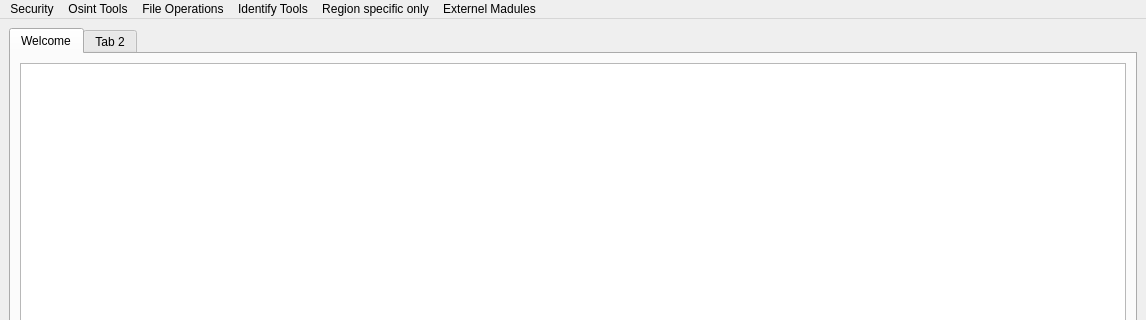
MehmetYukselSekeroglu/TheHive, file raw_ui_files/TheHive_mainWindow.ui: the form before one commit; both pictures show x 0 to 1146 and y 0 to 320 of the 1146 by 728 pixel window.
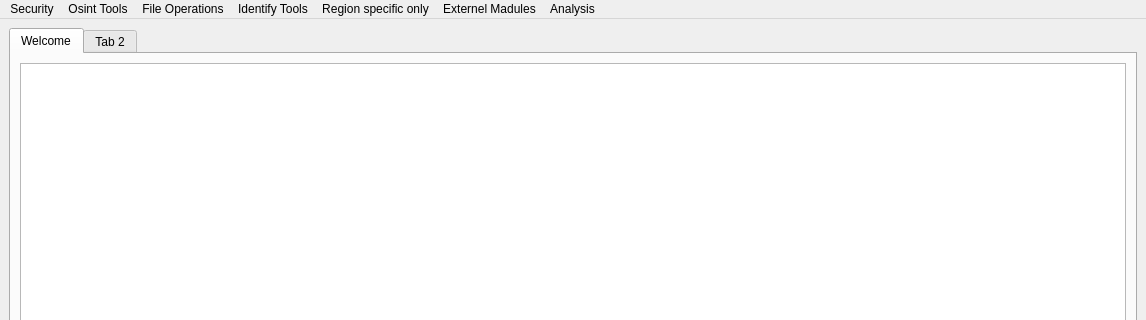
The form after the commit. Icons and pictures are not drawn.

Diff of the .ui file:
```diff
--- a/raw_ui_files/TheHive_mainWindow.ui
+++ b/raw_ui_files/TheHive_mainWindow.ui
@@ -129,12 +129,19 @@
     </property>
     <addaction name="actionimport_module"/>
    </widget>
+   <widget class="QMenu" name="menuAnalysis">
+    <property name="title">
+     <string>Analysis</string>
+    </property>
+    <addaction name="actionAndroid_Static_Analysis"/>
+   </widget>
    <addaction name="menuSecurity"/>
    <addaction name="menuOsintTools"/>
    <addaction name="menuFile_operations"/>
    <addaction name="menuIdentify_Tools"/>
    <addaction name="menuRegion_specific_only"/>
    <addaction name="menuExternel_Madules"/>
+   <addaction name="menuAnalysis"/>
   </widget>
   <widget class="QStatusBar" name="statusbar"/>
   <action name="actionChange_Login_Password">
```
Left out of the diff: 5 changed lines with no effect on the pictures.
